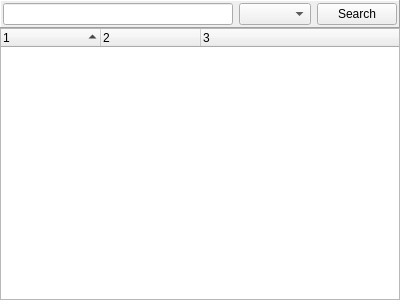
Old version of the form src/GuiShareNetwork.ui in the repository hwgao/beebeep.
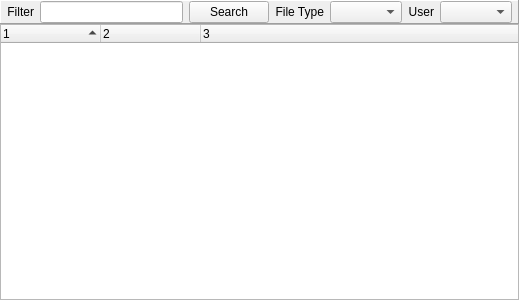
New version of the form.

```diff
--- a/src/GuiShareNetwork.ui
+++ b/src/GuiShareNetwork.ui
@@ -6,7 +6,7 @@
    <rect>
     <x>0</x>
     <y>0</y>
-    <width>400</width>
+    <width>519</width>
     <height>300</height>
    </rect>
   </property>
@@ -29,15 +29,31 @@
       <enum>QFrame::Raised</enum>
      </property>
      <layout class="QHBoxLayout" name="horizontalLayout">
-      <property name="margin">
-       <number>2</number>
+      <property name="leftMargin">
+       <number>6</number>
       </property>
+      <property name="topMargin">
+       <number>0</number>
+      </property>
+      <property name="rightMargin">
+       <number>6</number>
+      </property>
+      <property name="bottomMargin">
+       <number>0</number>
+      </property>
+      <item>
+       <widget class="QLabel" name="mp_lFilter">
+        <property name="text">
+         <string>Filter</string>
+        </property>
+        <property name="alignment">
+         <set>Qt::AlignRight|Qt::AlignTrailing|Qt::AlignVCenter</set>
+        </property>
+       </widget>
+      </item>
       <item>
        <widget class="QLineEdit" name="mp_leSearch"/>
       </item>
-      <item>
-       <widget class="QComboBox" name="mp_comboFileType"/>
-      </item>
       <item>
        <widget class="QPushButton" name="mp_pbSearch">
         <property name="text">
@@ -45,6 +61,32 @@
         </property>
        </widget>
       </item>
+      <item>
+       <widget class="QLabel" name="mp_lFileType">
+        <property name="text">
+         <string>File Type</string>
+        </property>
+        <property name="alignment">
+         <set>Qt::AlignRight|Qt::AlignTrailing|Qt::AlignVCenter</set>
+        </property>
+       </widget>
+      </item>
+      <item>
+       <widget class="QComboBox" name="mp_comboFileType"/>
+      </item>
+      <item>
+       <widget class="QLabel" name="mp_lUser">
+        <property name="text">
+         <string>User</string>
+        </property>
+        <property name="alignment">
+         <set>Qt::AlignRight|Qt::AlignTrailing|Qt::AlignVCenter</set>
+        </property>
+       </widget>
+      </item>
+      <item>
+       <widget class="QComboBox" name="mp_comboUsers"/>
+      </item>
      </layout>
     </widget>
    </item>
```
Left out of the diff: 3 changed lines with no effect on the pictures.
